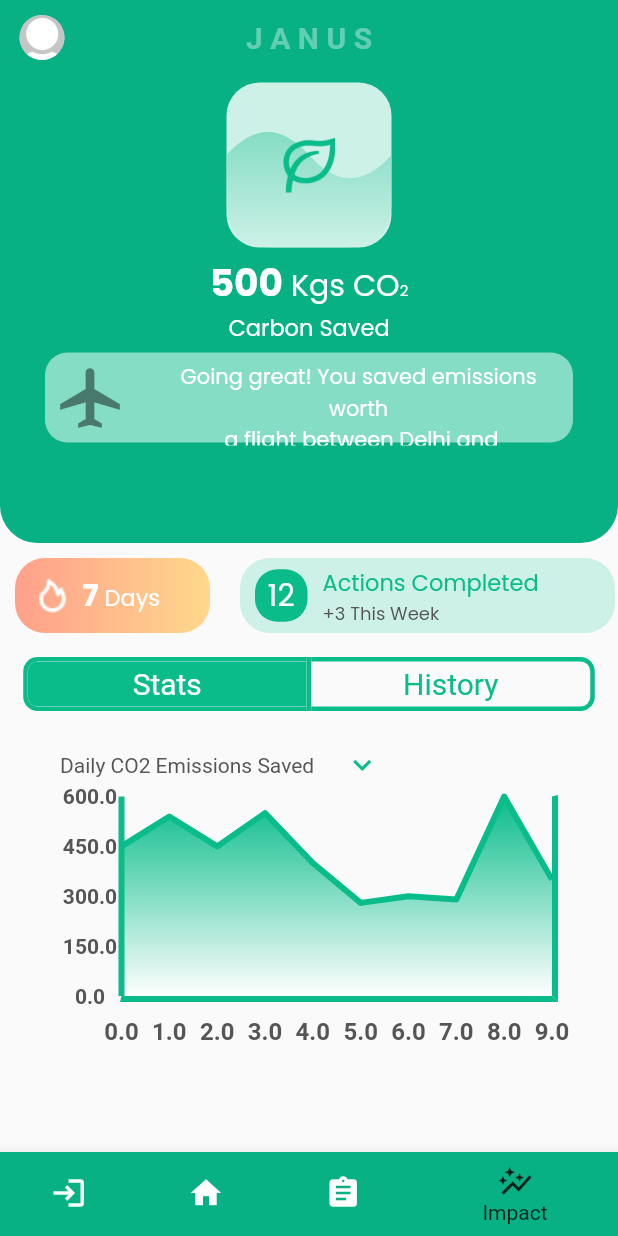
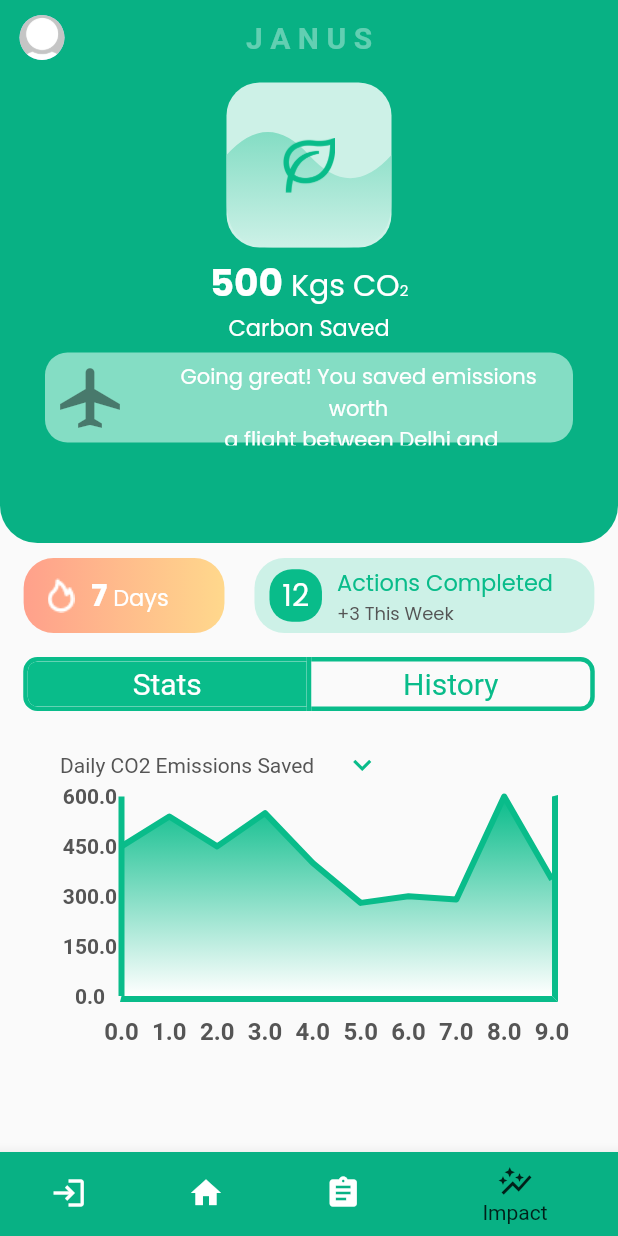
Before and after one commit to jeyeong/climate-ark-app, a Flutter app: the screen it shows after launch, item 4 of the bottom bar chosen, on a phone screen of 412 x 824 dp. Run offline on Flutter 3.47's test engine with Material 2 defaults, Android fonts, the light colour scheme and no system bars; drawn by our look-alikes of fl_chart; our stand-ins replace fluttericon.

Commit message:
small changes

```diff
--- a/canvas/lib/components/impact_page/impact_box.dart
+++ b/canvas/lib/components/impact_page/impact_box.dart
@@ -30,7 +30,6 @@ class _ImpactBoxState extends State<ImpactBox> {
                     style: TextStyle(
                         fontSize: 20,
                         color: (isSelected[0] ? primaryWhite : primaryColor))),
-                //Text("Stats"),
                 Text("History",
                     style: TextStyle(
                         fontSize: 20,
@@ -53,8 +52,7 @@ class _ImpactBoxState extends State<ImpactBox> {
               constraints: BoxConstraints(
                   minHeight: 30.0,
                   maxHeight: 50.0,
-                  minWidth: (MediaQuery.of(context).size.width - 40) /
-                      2), //200.0, maxWidth: 500.0),
+                  minWidth: (MediaQuery.of(context).size.width - 40) / 2),
               color: offsetWhite,
               fillColor: primaryColor,
               borderColor: primaryColor,
@@ -64,18 +62,8 @@ class _ImpactBoxState extends State<ImpactBox> {
             ),
             isSelected[0]
                 ? GraphPack(passedType: Toggle.daily)
-                : HistoryListCard(), //HistoryListCard(),
+                : HistoryListCard(),
           ],
         ));
-
-    // MaterialApp(
-    //   title: _title,
-    //   home: Scaffold(
-    //     appBar: AppBar(title: const Text(_title)),
-    //     body: const Center(
-    //       child: MyStatefulWidget(),
-    //     ),
-    //   ),
-    // );
   }
 }
--- a/canvas/lib/components/impact_page/streak_action_card.dart
+++ b/canvas/lib/components/impact_page/streak_action_card.dart
@@ -35,15 +35,19 @@ class _StreakActionCardState extends State<StreakActionCard> {
   @override
   Widget build(BuildContext context) {
     return Container(
+      width: double.infinity,
       child: Row(
         mainAxisAlignment: MainAxisAlignment.center,
         children: [
           StreakCard(
-              streakDays: streakDays, boxWidth: 130, boxHeight: boxHeight),
+              streakDays: streakDays,
+              boxWidth: MediaQuery.of(context).size.width * 0.325,
+              boxHeight: boxHeight),
           ActionCard(
-              numActionsCompleted: numActionsCompleted,
-              boxHeight: boxHeight,
-              boxWidth: 250)
+            numActionsCompleted: numActionsCompleted,
+            boxHeight: boxHeight,
+            boxWidth: MediaQuery.of(context).size.width * 0.55,
+          )
         ],
       ),
     );
--- a/canvas/lib/views/impact_page.dart
+++ b/canvas/lib/views/impact_page.dart
@@ -23,10 +23,8 @@ class ImpactPage extends StatelessWidget {
           Container(
             width: MediaQuery.of(context).size.width,
             height: MediaQuery.of(context).size.height / 2 - 100,
-            decoration: BoxDecoration(
+            decoration: const BoxDecoration(
               color: Color(0xff08b184),
-              //color: primaryWhite,
-              //borderRadius: BorderRadius.circular(50),
               shape: BoxShape.rectangle,
               borderRadius: BorderRadius.only(
                 bottomLeft: Radius.circular(25),
@@ -81,14 +79,7 @@ class ImpactPage extends StatelessWidget {
                 numActionsCompleted: 12,
                 boxHeight: 50,
               ),
-
-              // Container(margin: EdgeInsets.all(10),
-              //           width: MediaQuery.of(context).size.width,
-              //           height: 30,
-              //           color: Colors.red,
-              //           child: Text("boxes")),
-
-              ImpactBox()
+              ImpactBox(),
             ]),
           ),
         ],
```
